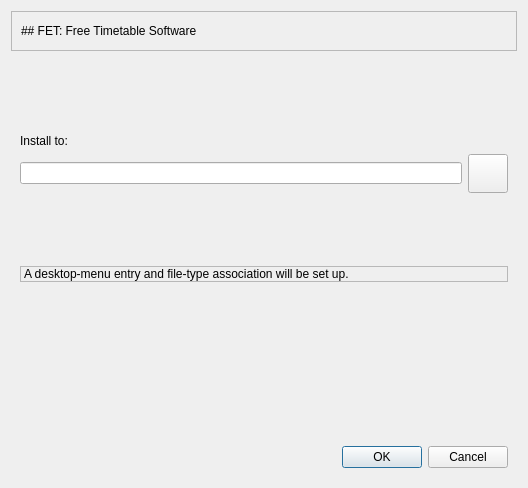
Before: the Qt Designer form LinuxInstaller/installer/installer.ui in gradgrind/fetinstaller, drawn with Qt 5.
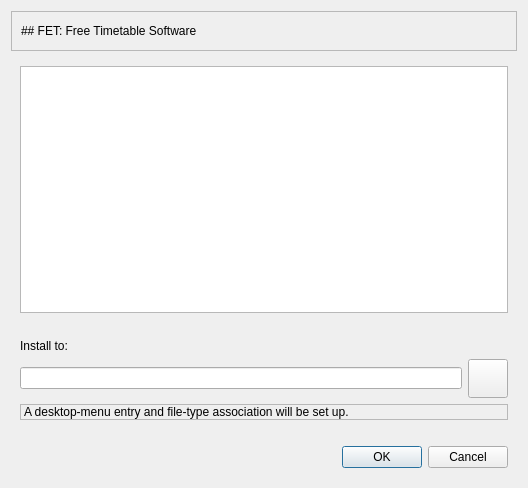
After: the same form once the commit is applied. The open tabs and pages were chosen to show the change. Icons and pictures are not drawn.

Commit message: Testing for erroneous symlinks in source

Patch:
```diff
--- a/LinuxInstaller/installer/installer.ui
+++ b/LinuxInstaller/installer/installer.ui
@@ -183,15 +183,25 @@
      </widget>
      <widget class="QWidget" name="page_2">
       <layout class="QVBoxLayout" name="verticalLayout_3">
+       <item>
+        <widget class="QPlainTextEdit" name="symlink_messages">
+         <property name="readOnly">
+          <bool>true</bool>
+         </property>
+        </widget>
+       </item>
        <item>
         <spacer name="verticalSpacer_4">
          <property name="orientation">
           <enum>Qt::Orientation::Vertical</enum>
          </property>
+         <property name="sizeType">
+          <enum>QSizePolicy::Policy::Fixed</enum>
+         </property>
          <property name="sizeHint" stdset="0">
           <size>
            <width>20</width>
-           <height>40</height>
+           <height>20</height>
           </size>
          </property>
         </spacer>
@@ -230,19 +240,6 @@
          </item>
         </layout>
        </item>
-       <item>
-        <spacer name="verticalSpacer_3">
-         <property name="orientation">
-          <enum>Qt::Orientation::Vertical</enum>
-         </property>
-         <property name="sizeHint" stdset="0">
-          <size>
-           <width>20</width>
-           <height>40</height>
-          </size>
-         </property>
-        </spacer>
-       </item>
        <item>
         <widget class="QLabel" name="desktopSetup">
          <property name="sizePolicy">
@@ -273,10 +270,13 @@
          <property name="orientation">
           <enum>Qt::Orientation::Vertical</enum>
          </property>
+         <property name="sizeType">
+          <enum>QSizePolicy::Policy::Fixed</enum>
+         </property>
          <property name="sizeHint" stdset="0">
           <size>
            <width>20</width>
-           <height>158</height>
+           <height>20</height>
           </size>
          </property>
         </spacer>
```
The commit also changes 4 other files.
